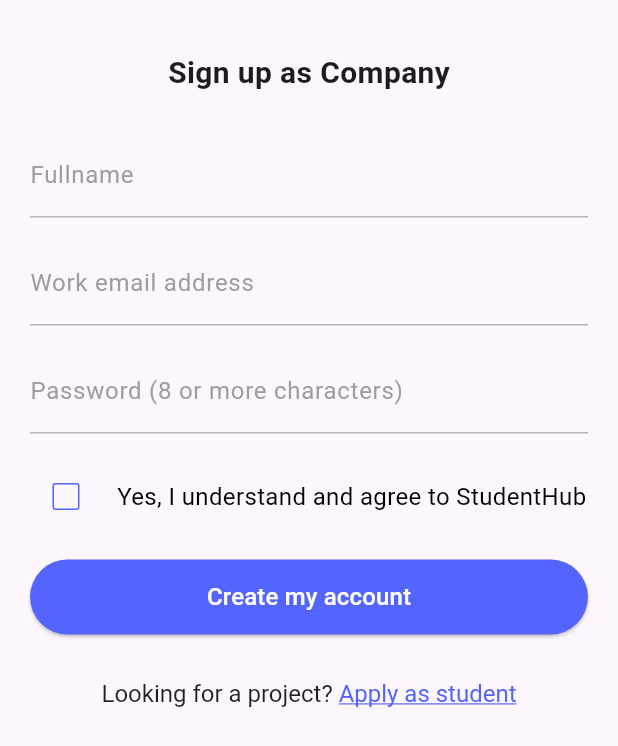
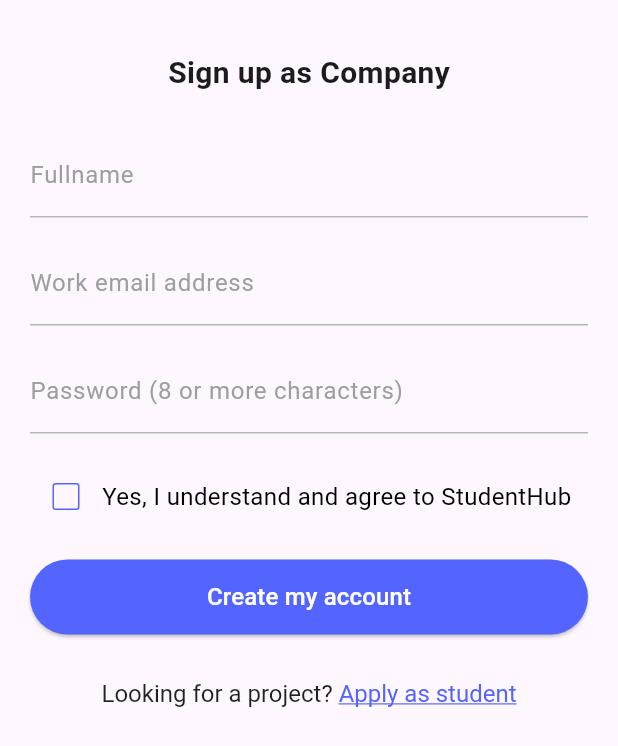
Before and after one commit to Minhnhat1104/FinalProject-Group12-Advanced-Mobile-Application-Development, a Flutter app: the SignupStep2Widget screen opened directly, on a phone screen of 412 x 824 dp. Shown: the top 746 px of the screen. Run offline on Flutter 3.47's test engine with Material 3 defaults, Android fonts, the phone set to English and light mode, and no system bars; our stand-ins replace logger.

Commit message:
Fix overload Signup2

```diff
--- a/lib/screens/Authentication/SignUpStep2/body.dart
+++ b/lib/screens/Authentication/SignUpStep2/body.dart
@@ -93,7 +93,6 @@ class _SignupStep2WidgetState extends State<SignupStep2Widget> {
                     side: BorderSide(color: tdNeonBlue),
                     activeColor: tdNeonBlue,
                   ),
-                  SizedBox(width: 10.0),
                   Text(
                     'Yes, I understand and agree to StudentHub',
                     style: TextStyle(
```
